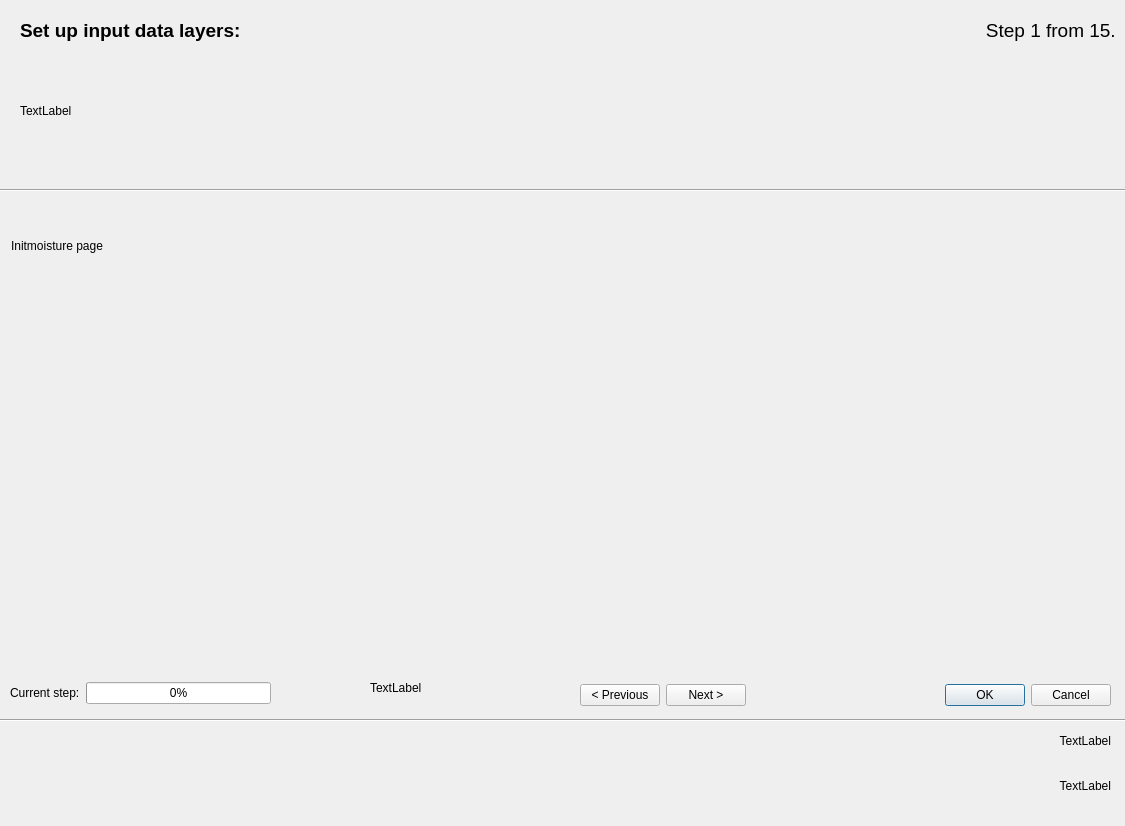
Above: ui/gui_tests_dialog_base.ui from JanCaha/Erosion-Data-Preparation-Plugin before the change. Below: the same form after it.
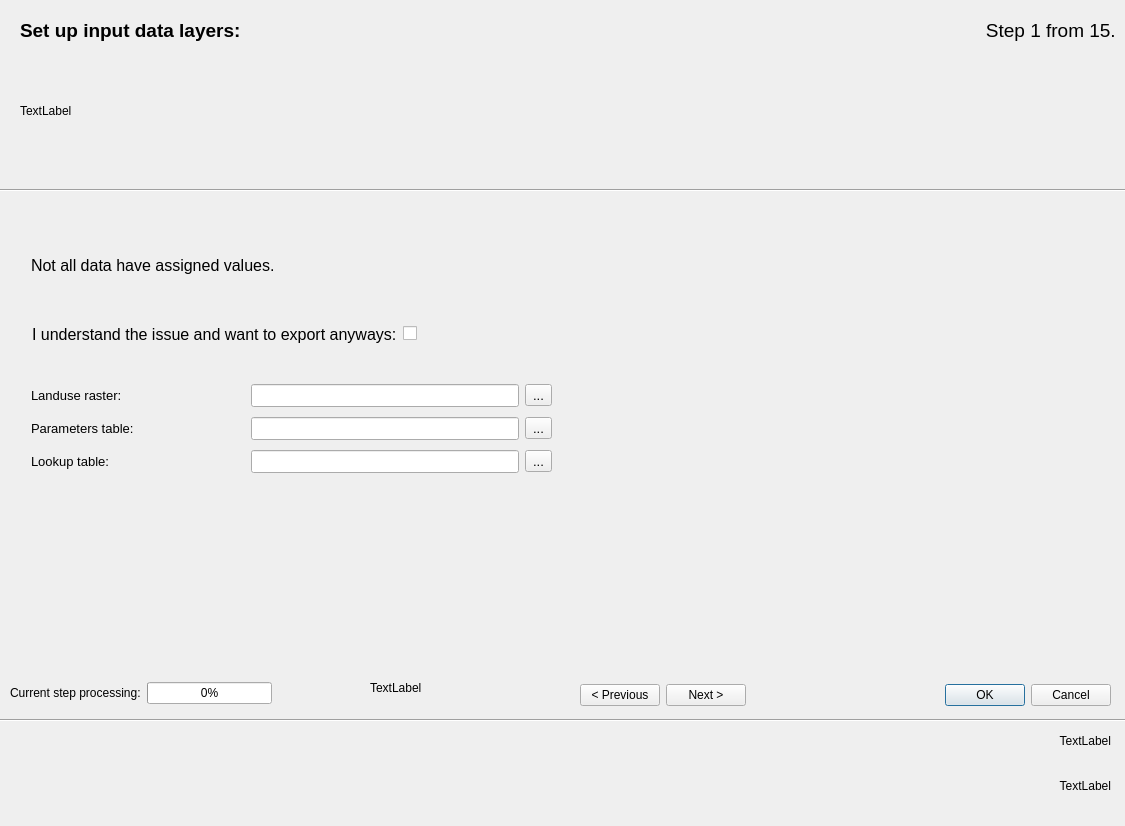
That is the form after the change. Custom widgets are drawn as their Qt base class.

Commit message: remove page

Patch:
```diff
--- a/ui/gui_tests_dialog_base.ui
+++ b/ui/gui_tests_dialog_base.ui
@@ -404,21 +404,6 @@
      </property>
     </widget>
    </widget>
-   <widget class="QWidget" name="page_11">
-    <widget class="QLabel" name="label_23">
-     <property name="geometry">
-      <rect>
-       <x>0</x>
-       <y>0</y>
-       <width>141</width>
-       <height>91</height>
-      </rect>
-     </property>
-     <property name="text">
-      <string>Initmoisture page</string>
-     </property>
-    </widget>
-   </widget>
    <widget class="QWidget" name="page_10">
     <widget class="QLabel" name="label_data_status">
      <property name="geometry">
@@ -663,7 +648,7 @@
     <rect>
      <x>10</x>
      <y>680</y>
-     <width>261</width>
+     <width>262</width>
      <height>26</height>
     </rect>
    </property>
@@ -671,7 +656,7 @@
     <item row="0" column="0">
      <widget class="QLabel" name="label_5">
       <property name="text">
-       <string>Current step:</string>
+       <string>Current step processing:</string>
       </property>
      </widget>
     </item>
```
